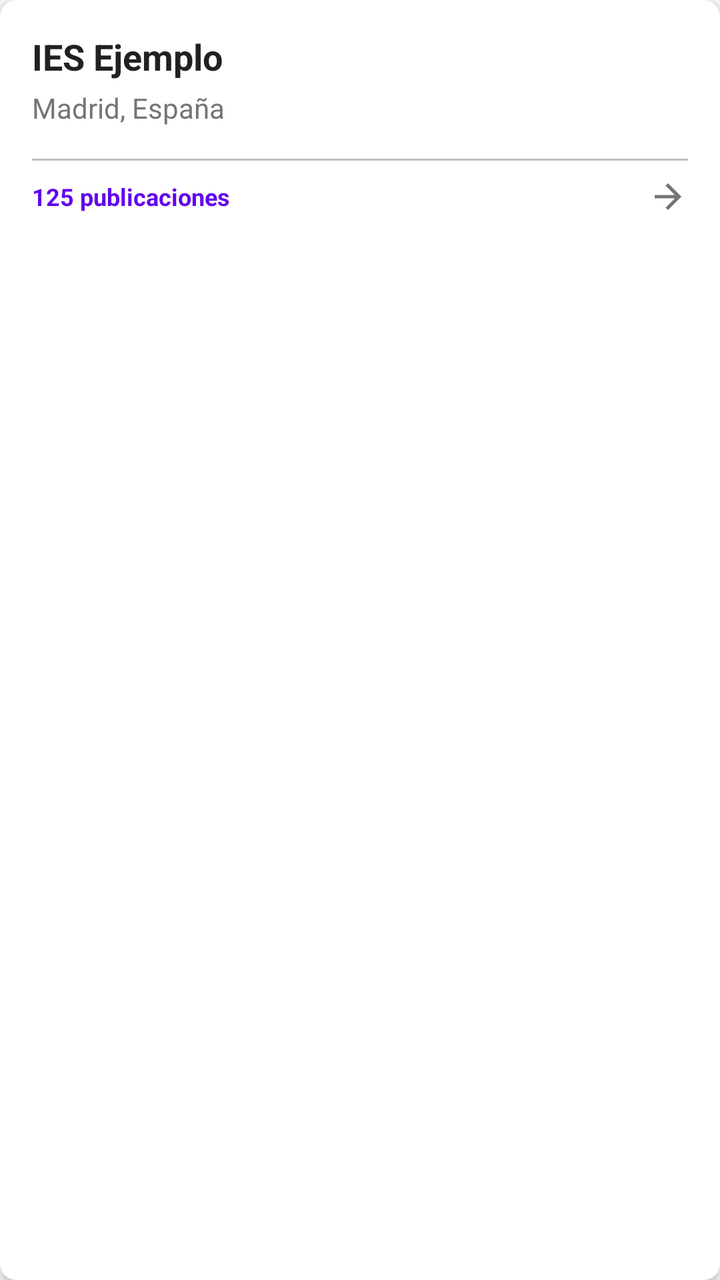
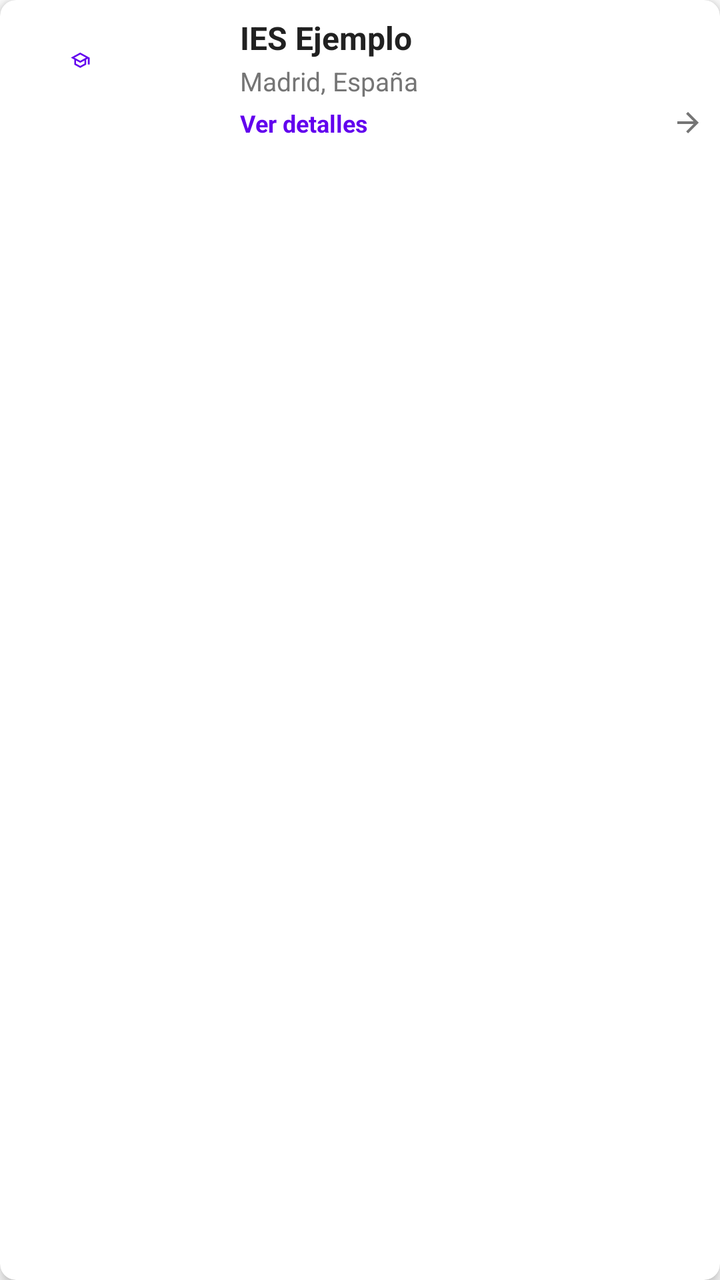

Compare the two renders of this Android layout. The source of the first and the diff that turns it into the second are given below.
<!-- AndroidManifest.xml: application theme Theme.StudyBro -->
<!-- res/layout/item_centro.xml -->
<?xml version="1.0" encoding="utf-8"?>
<com.google.android.material.card.MaterialCardView 
    xmlns:android="http://schemas.android.com/apk/res/android"
    xmlns:app="http://schemas.android.com/apk/res-auto"
    android:layout_width="match_parent"
    android:layout_height="wrap_content"
    android:layout_margin="8dp"
    app:cardElevation="@dimen/card_elevation"
    app:cardCornerRadius="@dimen/card_corner_radius"
    android:clickable="true"
    android:focusable="true"
    android:foreground="?attr/selectableItemBackground">

    <LinearLayout
        android:layout_width="match_parent"
        android:layout_height="wrap_content"
        android:orientation="vertical"
        android:padding="@dimen/padding_medium">

        
        <TextView
            android:id="@+id/tvCenterName"
            android:layout_width="match_parent"
            android:layout_height="wrap_content"
            android:text="IES Ejemplo"
            android:textSize="18sp"
            android:textStyle="bold"
            android:textColor="@color/text_primary"
            android:maxLines="2"
            android:ellipsize="end"
            android:layout_marginBottom="4dp"/>

        
        <TextView
            android:id="@+id/tvLocation"
            android:layout_width="match_parent"
            android:layout_height="wrap_content"
            android:text="Madrid, España"
            android:textSize="14sp"
            android:textColor="@color/text_secondary"
            android:maxLines="1"
            android:ellipsize="end"
            android:layout_marginBottom="8dp"/>

        
        <View
            android:layout_width="match_parent"
            android:layout_height="1dp"
            android:background="@color/divider"
            android:layout_marginVertical="8dp"/>

        
        <LinearLayout
            android:layout_width="match_parent"
            android:layout_height="wrap_content"
            android:orientation="horizontal"
            android:gravity="center_vertical">

            <TextView
                android:id="@+id/tvPostCount"
                android:layout_width="wrap_content"
                android:layout_height="wrap_content"
                android:text="125 publicaciones"
                android:textSize="12sp"
                android:textColor="@color/primary"
                android:textStyle="bold"/>

            <View
                android:layout_width="0dp"
                android:layout_height="1dp"
                android:layout_weight="1"/>

            
            <ImageView
                android:layout_width="20dp"
                android:layout_height="20dp"
                android:src="@drawable/ic_arrow_forward"
                app:tint="@color/text_secondary"/>
        </LinearLayout>
    </LinearLayout>
</com.google.android.material.card.MaterialCardView>
<!-- resources referenced by this layout -->
<resources>
  <color name="divider">#BDBDBD</color>
  <color name="primary">#6200EE</color>
  <color name="text_primary">#212121</color>
  <color name="text_secondary">#757575</color>
  <dimen name="card_corner_radius">8dp</dimen>
  <dimen name="card_elevation">4dp</dimen>
  <dimen name="padding_medium">16dp</dimen>
  <!-- drawable ic_arrow_forward (drawable) -->
  <vector xmlns:android="http://schemas.android.com/apk/res/android"
      android:width="24dp"
      android:height="24dp"
      android:viewportWidth="24"
      android:viewportHeight="24"
      android:tint="?attr/colorControlNormal"
      android:autoMirrored="true">
      <path
          android:fillColor="@android:color/white"
          android:pathData="M12,4l-1.41,1.41L16.17,11H4v2h12.17l-5.58,5.59L12,20l8,-8z"/>
  </vector>
  <style name="Theme.StudyBro" parent="Theme.MaterialComponents.DayNight.DarkActionBar">
          
          <item name="colorPrimary">@color/purple_500</item>
          <item name="colorPrimaryVariant">@color/purple_700</item>
          <item name="colorOnPrimary">@color/white</item>
          
          <item name="colorSecondary">@color/teal_200</item>
          <item name="colorSecondaryVariant">@color/teal_700</item>
          <item name="colorOnSecondary">@color/black</item>
          
          <item name="android:statusBarColor">?attr/colorPrimaryVariant</item>
          
      </style>
  <color name="purple_500">#FF6200EE</color>
  <color name="purple_700">#FF3700B3</color>
  <color name="white">#FFFFFFFF</color>
  <color name="teal_200">#FF03DAC5</color>
  <color name="teal_700">#FF018786</color>
  <color name="black">#FF000000</color>
</resources>

<!-- the commit's change to res/layout/item_centro.xml (unified diff, before → after) -->
@@ -14,68 +14,76 @@
     <LinearLayout
         android:layout_width="match_parent"
         android:layout_height="wrap_content"
-        android:orientation="vertical"
-        android:padding="@dimen/padding_medium">
+        android:orientation="horizontal"
+        android:padding="8dp">
 
         
-        <TextView
-            android:id="@+id/tvCenterName"
-            android:layout_width="match_parent"
-            android:layout_height="wrap_content"
-            android:text="IES Ejemplo"
-            android:textSize="18sp"
-            android:textStyle="bold"
-            android:textColor="@color/text_primary"
-            android:maxLines="2"
-            android:ellipsize="end"
-            android:layout_marginBottom="4dp"/>
+        <com.google.android.material.imageview.ShapeableImageView
+            android:id="@+id/ivCenterThumbnail"
+            android:layout_width="100dp"
+            android:layout_height="80dp"
+            android:scaleType="centerCrop"
+            android:src="@drawable/ic_launcher_foreground"
+            app:shapeAppearanceOverlay="@style/ShapeAppearance.MaterialComponents.MediumComponent"
+            android:layout_marginEnd="12dp"/>
 
-        
-        <TextView
-            android:id="@+id/tvLocation"
-            android:layout_width="match_parent"
-            android:layout_height="wrap_content"
-            android:text="Madrid, España"
-            android:textSize="14sp"
-            android:textColor="@color/text_secondary"
-            android:maxLines="1"
-            android:ellipsize="end"
-            android:layout_marginBottom="8dp"/>
-
-        
-        <View
-            android:layout_width="match_parent"
-            android:layout_height="1dp"
-            android:background="@color/divider"
-            android:layout_marginVertical="8dp"/>
-
-        
         <LinearLayout
             android:layout_width="match_parent"
             android:layout_height="wrap_content"
-            android:orientation="horizontal"
-            android:gravity="center_vertical">
-
-            <TextView
-                android:id="@+id/tvPostCount"
-                android:layout_width="wrap_content"
-                android:layout_height="wrap_content"
-                android:text="125 publicaciones"
-                android:textSize="12sp"
-                android:textColor="@color/primary"
-                android:textStyle="bold"/>
-
-            <View
-                android:layout_width="0dp"
-                android:layout_height="1dp"
-                android:layout_weight="1"/>
+            android:orientation="vertical">
 
             
-            <ImageView
-                android:layout_width="20dp"
-                android:layout_height="20dp"
-                android:src="@drawable/ic_arrow_forward"
-                app:tint="@color/text_secondary"/>
+            <TextView
+                android:id="@+id/tvCenterName"
+                android:layout_width="match_parent"
+                android:layout_height="wrap_content"
+                android:text="IES Ejemplo"
+                android:textSize="16sp"
+                android:textStyle="bold"
+                android:textColor="@color/text_primary"
+                android:maxLines="2"
+                android:ellipsize="end"
+                android:layout_marginBottom="2dp"/>
+
+            
+            <TextView
+                android:id="@+id/tvLocation"
+                android:layout_width="match_parent"
+                android:layout_height="wrap_content"
+                android:text="Madrid, España"
+                android:textSize="13sp"
+                android:textColor="@color/text_secondary"
+                android:maxLines="1"
+                android:ellipsize="end"
+                android:layout_marginBottom="4dp"/>
+
+            
+            <LinearLayout
+                android:layout_width="match_parent"
+                android:layout_height="wrap_content"
+                android:orientation="horizontal"
+                android:gravity="center_vertical">
+
+                <TextView
+                    android:id="@+id/tvPostCount"
+                    android:layout_width="wrap_content"
+                    android:layout_height="wrap_content"
+                    android:text="Ver detalles"
+                    android:textSize="12sp"
+                    android:textColor="@color/primary"
+                    android:textStyle="bold"/>
+
+                <View
+                    android:layout_width="0dp"
+                    android:layout_height="1dp"
+                    android:layout_weight="1"/>
+
+                <ImageView
+                    android:layout_width="16dp"
+                    android:layout_height="16dp"
+                    android:src="@drawable/ic_arrow_forward"
+                    app:tint="@color/text_secondary"/>
+            </LinearLayout>
         </LinearLayout>
     </LinearLayout>
 </com.google.android.material.card.MaterialCardView>
<!-- resource entries referenced after the edit -->
@@ -1,12 +1,10 @@
 <!-- resources referenced by this layout -->
 <resources>
-  <color name="divider">#BDBDBD</color>
   <color name="primary">#6200EE</color>
   <color name="text_primary">#212121</color>
   <color name="text_secondary">#757575</color>
   <dimen name="card_corner_radius">8dp</dimen>
   <dimen name="card_elevation">4dp</dimen>
-  <dimen name="padding_medium">16dp</dimen>
   <!-- drawable ic_arrow_forward (drawable) -->
   <vector xmlns:android="http://schemas.android.com/apk/res/android"
       android:width="24dp"
@@ -18,6 +16,25 @@
       <path
           android:fillColor="@android:color/white"
           android:pathData="M12,4l-1.41,1.41L16.17,11H4v2h12.17l-5.58,5.59L12,20l8,-8z"/>
+  </vector>
+  <!-- drawable ic_launcher_foreground (drawable) -->
+  <vector xmlns:android="http://schemas.android.com/apk/res/android"
+      android:width="108dp"
+      android:height="108dp"
+      android:viewportWidth="108"
+      android:viewportHeight="108">
+      <group android:scaleX="0.46"
+          android:scaleY="0.46"
+          android:translateX="29.16"
+          android:translateY="29.16">
+          <path
+              android:fillColor="@color/primary"
+              android:pathData="M12,3L1,9l4,2.18v6L12,21l7,-3.82v-6l2,-1.09V17h2V9L12,3zM18.82,9L12,12.72 5.18,9 12,5.28 18.82,9zM17,15.99l-5,2.73 -5,-2.73v-3.72L12,15l5,-2.73v3.72z"
+              android:scaleX="4"
+              android:scaleY="4"
+              android:translateX="-2"
+              android:translateY="-2"/>
+      </group>
   </vector>
   <style name="Theme.StudyBro" parent="Theme.MaterialComponents.DayNight.DarkActionBar">
           
